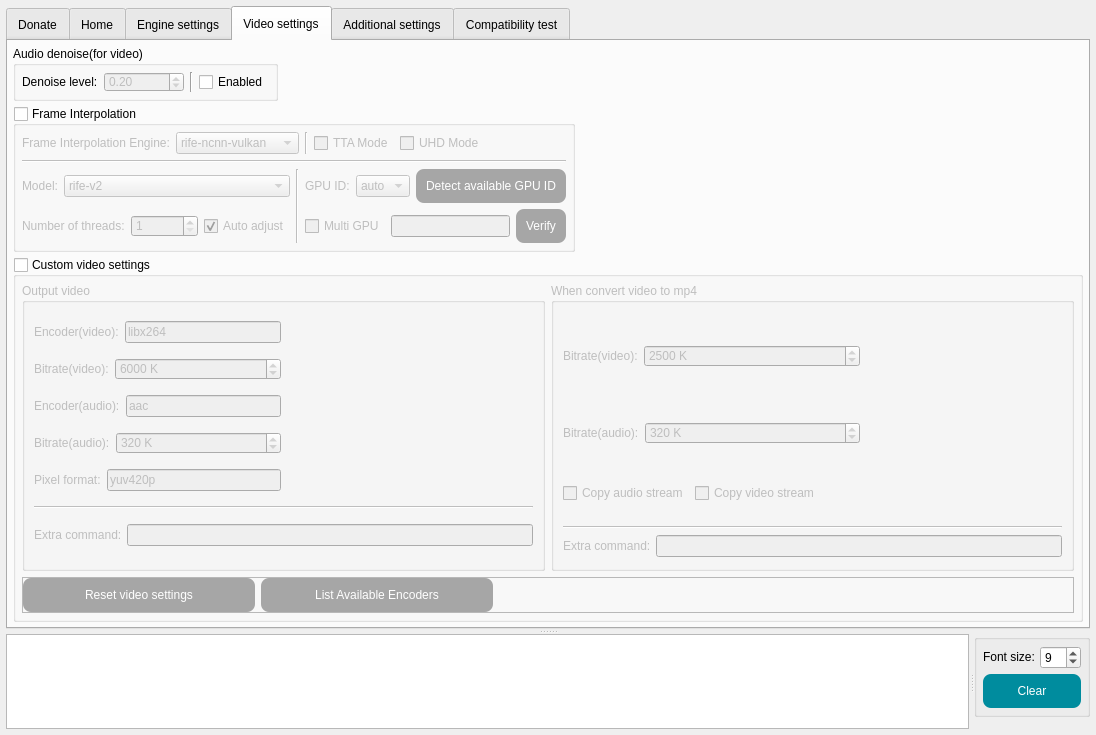
Before: the Qt Designer form SRC/Waifu2x-Extension-QT/mainwindow.ui in AaronFeng753/Waifu2x-Extension-GUI, drawn with Qt 5.
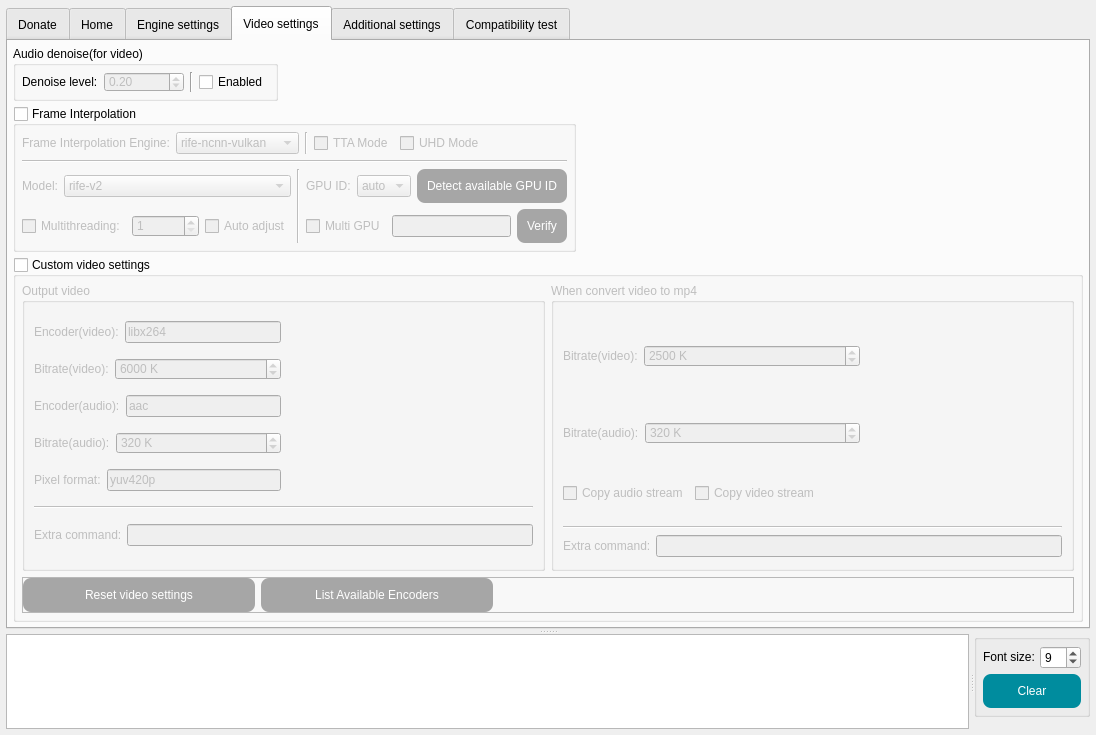
After: the same form once the commit is applied. The open tabs and pages were chosen to show the change. Icons and pictures are not drawn.

Commit message: Multithreading of frame interpolation engines will not be enabled by default.

The edit to the form file:
```diff
--- a/SRC/Waifu2x-Extension-QT/mainwindow.ui
+++ b/SRC/Waifu2x-Extension-QT/mainwindow.ui
@@ -7,7 +7,7 @@
     <x>0</x>
     <y>0</y>
     <width>1096</width>
-    <height>733</height>
+    <height>731</height>
    </rect>
   </property>
   <property name="sizePolicy">
@@ -7585,15 +7585,13 @@
                <item row="3" column="0">
                 <layout class="QHBoxLayout" name="horizontalLayout_9">
                  <item>
-                  <widget class="QLabel" name="label_28">
-                   <property name="sizePolicy">
-                    <sizepolicy hsizetype="Fixed" vsizetype="Preferred">
-                     <horstretch>0</horstretch>
-                     <verstretch>0</verstretch>
-                    </sizepolicy>
+                  <widget class="QCheckBox" name="checkBox_MultiThread_VFI">
+                   <property name="toolTip">
+                    <string>The multi-threading of the frame interpolation engines is NOT
+very stable, we don't recommend you to enable this option.</string>
                    </property>
                    <property name="text">
-                    <string>Number of threads:</string>
+                    <string>Multithreading:</string>
                    </property>
                   </widget>
                  </item>
@@ -7629,7 +7627,7 @@
                     <string>Auto adjust</string>
                    </property>
                    <property name="checked">
-                    <bool>true</bool>
+                    <bool>false</bool>
                    </property>
                   </widget>
                  </item>
```
Left out of the diff: 3 changed lines with no effect on the pictures. The commit also changes 12 other files.
